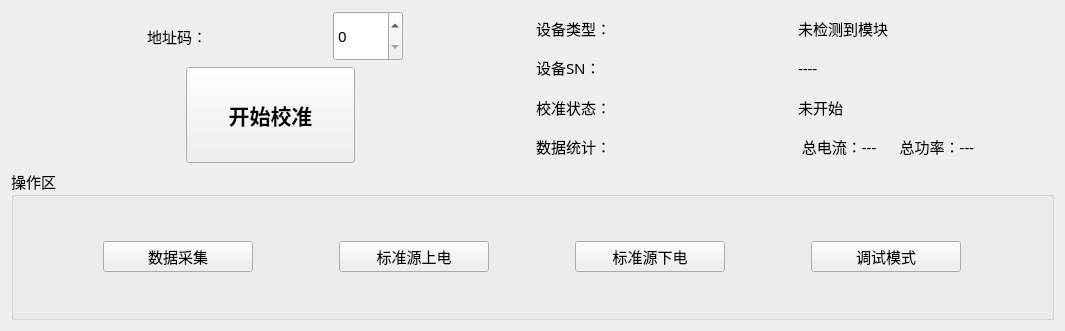
Old version of the form PDU-CalibrateTool/home/home_workwid.ui in the repository ChinaClever/PDU-CalibrateTool.
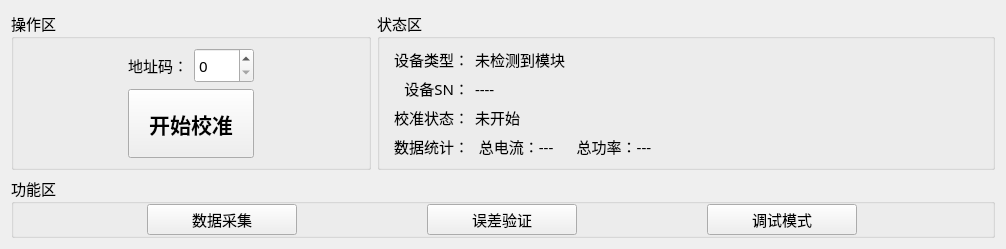
New version of the form.

Patch:
```diff
--- a/PDU-CalibrateTool/home/home_workwid.ui
+++ b/PDU-CalibrateTool/home/home_workwid.ui
@@ -6,8 +6,8 @@
    <rect>
     <x>0</x>
     <y>0</y>
-    <width>1065</width>
-    <height>331</height>
+    <width>1006</width>
+    <height>212</height>
    </rect>
   </property>
   <property name="font">
@@ -19,61 +19,38 @@
   <property name="windowTitle">
    <string>Form</string>
   </property>
-  <layout class="QVBoxLayout" name="verticalLayout_3">
-   <item>
-    <layout class="QHBoxLayout" name="horizontalLayout_7">
-     <item>
-      <layout class="QVBoxLayout" name="verticalLayout">
-       <item>
-        <layout class="QHBoxLayout" name="horizontalLayout">
-         <property name="spacing">
-          <number>0</number>
-         </property>
-         <item>
-          <widget class="QLabel" name="label_8">
-           <property name="minimumSize">
-            <size>
-             <width>0</width>
-             <height>35</height>
-            </size>
-           </property>
+  <layout class="QGridLayout" name="gridLayout_4">
+   <item row="0" column="0">
+    <widget class="QGroupBox" name="groupBox">
            <property name="maximumSize">
             <size>
-             <width>70</width>
-             <height>50</height>
-            </size>
-           </property>
-           <property name="text">
-            <string>地址码：</string>
-           </property>
-           <property name="alignment">
-            <set>Qt::AlignRight|Qt::AlignTrailing|Qt::AlignVCenter</set>
-           </property>
-          </widget>
-         </item>
-         <item>
-          <widget class="QSpinBox" name="addrSpin">
-           <property name="maximumSize">
+       <width>360</width>
+       <height>16777215</height>
+      </size>
+     </property>
+     <property name="title">
+      <string>操作区</string>
+     </property>
+     <layout class="QGridLayout" name="gridLayout">
+      <item row="1" column="3">
+       <spacer name="horizontalSpacer_3">
+        <property name="orientation">
+         <enum>Qt::Horizontal</enum>
+        </property>
+        <property name="sizeHint" stdset="0">
             <size>
-             <width>70</width>
-             <height>50</height>
-            </size>
-           </property>
-          </widget>
-         </item>
-        </layout>
-       </item>
-       <item>
-        <layout class="QHBoxLayout" name="horizontalLayout_6">
-         <item>
-          <widget class="QWidget" name="widget" native="true"/>
-         </item>
-         <item>
+          <width>40</width>
+          <height>20</height>
+         </size>
+        </property>
+       </spacer>
+      </item>
+      <item row="1" column="1" colspan="2">
           <widget class="QPushButton" name="startBtn">
            <property name="maximumSize">
             <size>
              <width>200</width>
-             <height>200</height>
+          <height>80</height>
             </size>
            </property>
            <property name="font">
@@ -88,61 +65,161 @@
            </property>
           </widget>
          </item>
-         <item>
-          <widget class="QWidget" name="widget_2" native="true"/>
-         </item>
-        </layout>
-       </item>
-      </layout>
-     </item>
-     <item>
-      <layout class="QVBoxLayout" name="verticalLayout_2">
-       <item>
-        <layout class="QHBoxLayout" name="horizontalLayout_2">
-         <item>
+      <item row="1" column="0">
+       <spacer name="horizontalSpacer_4">
+        <property name="orientation">
+         <enum>Qt::Horizontal</enum>
+        </property>
+        <property name="sizeHint" stdset="0">
+         <size>
+          <width>54</width>
+          <height>20</height>
+         </size>
+        </property>
+       </spacer>
+      </item>
+      <item row="0" column="1">
+       <widget class="QLabel" name="label_8">
+        <property name="minimumSize">
+         <size>
+          <width>0</width>
+          <height>35</height>
+         </size>
+        </property>
+        <property name="maximumSize">
+         <size>
+          <width>70</width>
+          <height>35</height>
+         </size>
+        </property>
+        <property name="text">
+         <string>地址码：</string>
+        </property>
+        <property name="alignment">
+         <set>Qt::AlignRight|Qt::AlignTrailing|Qt::AlignVCenter</set>
+        </property>
+       </widget>
+      </item>
+      <item row="0" column="3">
+       <spacer name="horizontalSpacer_2">
+        <property name="orientation">
+         <enum>Qt::Horizontal</enum>
+        </property>
+        <property name="sizeHint" stdset="0">
+         <size>
+          <width>40</width>
+          <height>20</height>
+         </size>
+        </property>
+       </spacer>
+      </item>
+      <item row="0" column="2">
+       <widget class="QSpinBox" name="addrSpin">
+        <property name="minimumSize">
+         <size>
+          <width>60</width>
+          <height>0</height>
+         </size>
+        </property>
+        <property name="maximumSize">
+         <size>
+          <width>70</width>
+          <height>35</height>
+         </size>
+        </property>
+       </widget>
+      </item>
+      <item row="0" column="0">
+       <spacer name="horizontalSpacer">
+        <property name="orientation">
+         <enum>Qt::Horizontal</enum>
+        </property>
+        <property name="sizeHint" stdset="0">
+         <size>
+          <width>40</width>
+          <height>20</height>
+         </size>
+        </property>
+       </spacer>
+      </item>
+     </layout>
+    </widget>
+   </item>
+   <item row="0" column="1">
+    <widget class="QGroupBox" name="groupBox_3">
+     <property name="title">
+      <string>状态区</string>
+     </property>
+     <layout class="QGridLayout" name="gridLayout_3">
+      <item row="0" column="0">
           <widget class="QLabel" name="label">
+        <property name="maximumSize">
+         <size>
+          <width>80</width>
+          <height>16777215</height>
+         </size>
+        </property>
            <property name="text">
             <string>设备类型：</string>
            </property>
-          </widget>
-         </item>
-         <item>
+        <property name="alignment">
+         <set>Qt::AlignRight|Qt::AlignTrailing|Qt::AlignVCenter</set>
+        </property>
+       </widget>
+      </item>
+      <item row="0" column="1">
           <widget class="QLabel" name="devTypeLab">
            <property name="text">
             <string>未检测到模块</string>
            </property>
-          </widget>
-         </item>
-        </layout>
-       </item>
-       <item>
-        <layout class="QHBoxLayout" name="horizontalLayout_3">
-         <item>
+        <property name="alignment">
+         <set>Qt::AlignLeading|Qt::AlignLeft|Qt::AlignVCenter</set>
+        </property>
+       </widget>
+      </item>
+      <item row="1" column="0">
           <widget class="QLabel" name="label_2">
+        <property name="maximumSize">
+         <size>
+          <width>80</width>
+          <height>16777215</height>
+         </size>
+        </property>
            <property name="text">
             <string>设备SN：</string>
            </property>
-          </widget>
-         </item>
-         <item>
+        <property name="alignment">
+         <set>Qt::AlignRight|Qt::AlignTrailing|Qt::AlignVCenter</set>
+        </property>
+       </widget>
+      </item>
+      <item row="1" column="1">
           <widget class="QLabel" name="snLab">
            <property name="text">
             <string>----</string>
            </property>
-          </widget>
-         </item>
-        </layout>
-       </item>
-       <item>
-        <layout class="QHBoxLayout" name="horizontalLayout_4">
-         <item>
+        <property name="alignment">
+         <set>Qt::AlignLeading|Qt::AlignLeft|Qt::AlignVCenter</set>
+        </property>
+       </widget>
+      </item>
+      <item row="2" column="0">
           <widget class="QLabel" name="label_3">
+        <property name="maximumSize">
+         <size>
+          <width>80</width>
+          <height>16777215</height>
+         </size>
+        </property>
            <property name="text">
             <string>校准状态：</string>
            </property>
-          </widget>
-         </item>
-         <item>
+        <property name="alignment">
+         <set>Qt::AlignRight|Qt::AlignTrailing|Qt::AlignVCenter</set>
+        </property>
+       </widget>
+      </item>
+      <item row="2" column="1">
           <widget class="QLabel" name="statusLab">
            <property name="text">
             <string>未开始</string>
@@ -152,18 +229,23 @@
            </property>
           </widget>
          </item>
-        </layout>
-       </item>
-       <item>
-        <layout class="QHBoxLayout" name="horizontalLayout_5">
-         <item>
+      <item row="3" column="0">
           <widget class="QLabel" name="label_7">
+        <property name="maximumSize">
+         <size>
+          <width>80</width>
+          <height>16777215</height>
+         </size>
+        </property>
            <property name="text">
             <string>数据统计：</string>
            </property>
-          </widget>
-         </item>
-         <item>
+        <property name="alignment">
+         <set>Qt::AlignRight|Qt::AlignTrailing|Qt::AlignVCenter</set>
+        </property>
+       </widget>
+      </item>
+      <item row="3" column="1">
           <widget class="QLabel" name="tgLab">
            <property name="text">
             <string> 总电流：---      总功率：---</string>
@@ -174,15 +256,18 @@
           </widget>
          </item>
         </layout>
-       </item>
-      </layout>
-     </item>
-    </layout>
-   </item>
-   <item>
+    </widget>
+   </item>
+   <item row="1" column="0" colspan="2">
     <widget class="QGroupBox" name="groupBox_2">
+     <property name="maximumSize">
+      <size>
+       <width>16777215</width>
+       <height>70</height>
+      </size>
+     </property>
      <property name="title">
-      <string>操作区</string>
+      <string>功能区</string>
      </property>
      <layout class="QGridLayout" name="gridLayout_2">
       <property name="topMargin">
@@ -191,6 +276,19 @@
       <property name="bottomMargin">
        <number>0</number>
       </property>
+      <item row="0" column="0">
+       <widget class="QPushButton" name="updateBtn">
+        <property name="maximumSize">
+         <size>
+          <width>150</width>
+          <height>16777215</height>
+         </size>
+        </property>
+        <property name="text">
+         <string>数据采集</string>
+        </property>
+       </widget>
+      </item>
       <item row="0" column="1">
        <widget class="QPushButton" name="onBtn">
         <property name="maximumSize">
@@ -200,11 +298,11 @@
          </size>
         </property>
         <property name="text">
-         <string>标准源上电</string>
+         <string>误差验证</string>
         </property>
        </widget>
       </item>
-      <item row="0" column="3">
+      <item row="0" column="2">
        <widget class="QPushButton" name="deBtn">
         <property name="maximumSize">
          <size>
@@ -217,32 +315,6 @@
         </property>
        </widget>
       </item>
-      <item row="0" column="0">
-       <widget class="QPushButton" name="reBtn">
-        <property name="maximumSize">
-         <size>
-          <width>150</width>
-          <height>16777215</height>
-         </size>
-        </property>
-        <property name="text">
-         <string>数据采集</string>
-        </property>
-       </widget>
-      </item>
-      <item row="0" column="2">
-       <widget class="QPushButton" name="downBtn">
-        <property name="maximumSize">
-         <size>
-          <width>150</width>
-          <height>16777215</height>
-         </size>
-        </property>
-        <property name="text">
-         <string>标准源下电</string>
-        </property>
-       </widget>
-      </item>
      </layout>
     </widget>
    </item>
```
Left out of the diff: 2 changed lines with no effect on the pictures. Lines whose indentation alone changed are shown as unchanged.
